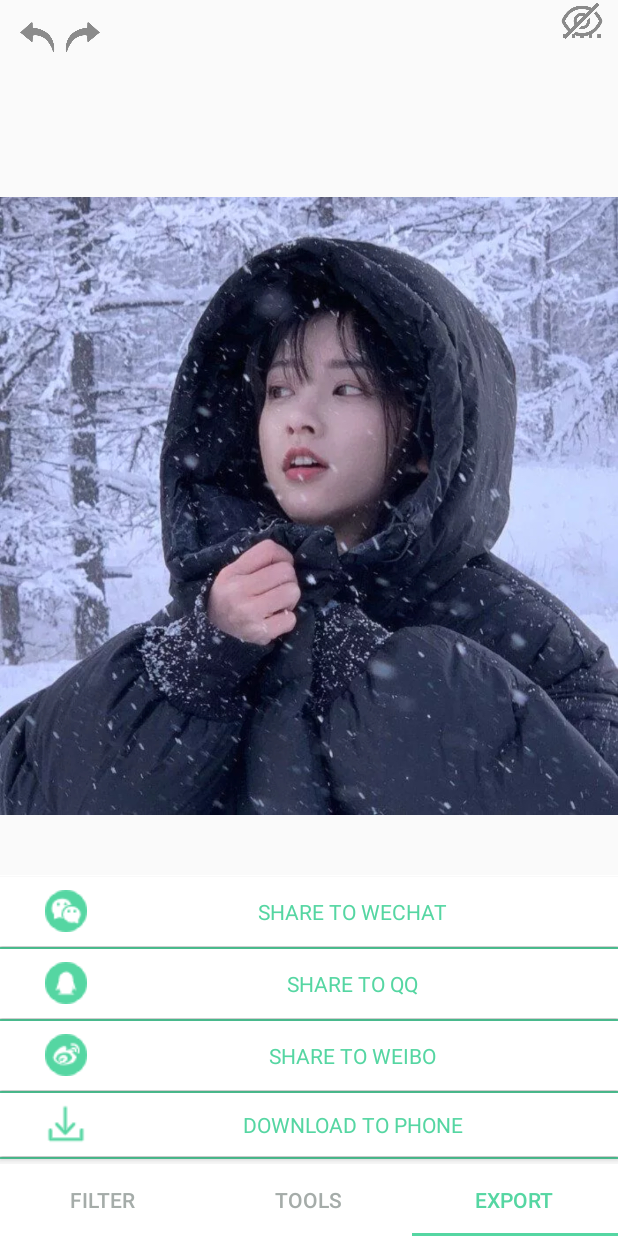
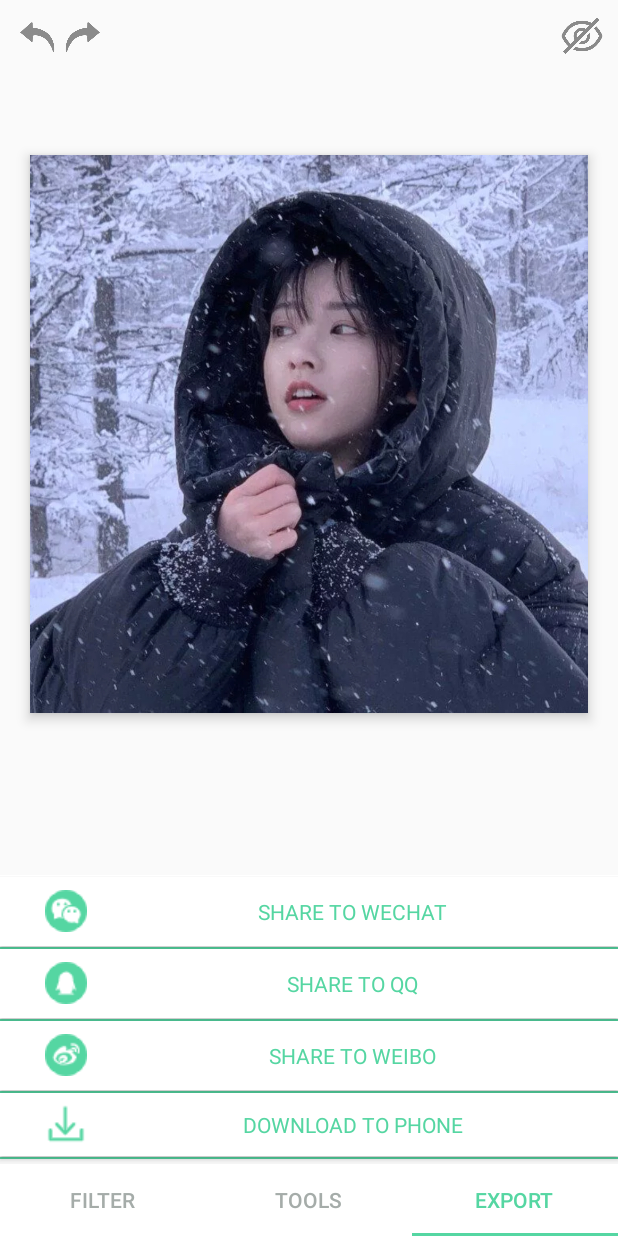
Before and after one commit to DkiJing/PhotoMaster, an Android app: the photoEdit screen opened directly, with no data from a screen before it, item 3 of the bottom bar chosen, on a phone screen of 412 x 824 dp. Run offline under Robolectric (Android 15) with nearby library versions, the phone set to English and light mode, and no system bars; libraries missing offline, so code that uses them is left out: com.yalantis.ucrop, com.zomato.photofilters; pictures from the network do not load; 16 statements that could not run were skipped.

Commit message:
add crop function and adjust the imageview, change the visible button location

```diff
--- a/app/src/main/AndroidManifest.xml
+++ b/app/src/main/AndroidManifest.xml
@@ -3,6 +3,7 @@
     package="com.example.photomaster">
     <uses-permission android:name="android.permission.READ_EXTERNAL_STORAGE" />
     <uses-permission android:name="android.permission.WRITE_EXTERNAL_STORAGE" />
+
     <uses-permission android:name="android.permission.CAMERA" />
     <uses-feature android:name="android.hardware.camera" />
     <uses-feature android:name="android.hardware.camera.autofocus" />
--- a/app/src/main/java/com/example/photomaster/photoEdit.kt
+++ b/app/src/main/java/com/example/photomaster/photoEdit.kt
@@ -1,11 +1,12 @@
 package com.example.photomaster
 
-import android.Manifest
+import android.app.Activity
 import android.content.Intent
-import android.content.pm.PackageManager
-import android.graphics.*
+import android.graphics.Bitmap
+import android.graphics.BitmapFactory
 import android.net.Uri
 import android.os.Bundle
+import android.os.Environment
 import android.provider.MediaStore
 import android.util.DisplayMetrics
 import android.util.Log
@@ -13,31 +14,22 @@ import android.view.View
 import android.widget.Toast
 import androidx.annotation.WorkerThread
 import androidx.appcompat.app.AppCompatActivity
-import androidx.core.app.ActivityCompat
-import androidx.core.content.ContextCompat
 import androidx.core.graphics.drawable.toBitmap
 import androidx.viewpager.widget.ViewPager
 import com.example.photomaster.filters.FilterListFragmentListener
-import com.example.photomaster.tune.TuneImageFragmentListener
 import com.example.photomaster.util.AssetsUtil
-import com.example.photomaster.util.BitmapUtils
-import com.example.photomaster.view.VariedGestureController
 import com.google.android.material.dialog.MaterialAlertDialogBuilder
 import com.google.android.material.tabs.TabLayout
 import com.yalantis.ucrop.UCrop
 import com.zomato.photofilters.imageprocessors.Filter
-import com.zomato.photofilters.imageprocessors.subfilters.BrightnessSubFilter
-import com.zomato.photofilters.imageprocessors.subfilters.ContrastSubFilter
-import com.zomato.photofilters.imageprocessors.subfilters.SaturationSubfilter
 import kotlinx.android.synthetic.main.activity_photo_edit.*
-import java.io.File
 import java.io.FileInputStream
-import java.io.FileOutputStream
 import java.io.IOException
 import java.nio.MappedByteBuffer
 import java.nio.channels.FileChannel
 
-class photoEdit : AppCompatActivity(), FilterListFragmentListener, TuneImageFragmentListener {
+
+class photoEdit : AppCompatActivity(), FilterListFragmentListener {
     companion object {
         init {
             System.loadLibrary("SuperResolution")
@@ -49,9 +41,7 @@ class photoEdit : AppCompatActivity(), FilterListFragmentListener, TuneImageFrag
     private lateinit var filteredFragment: filterFragment
     private lateinit var toolsFragment: toolsFragment
     private lateinit var exportFragment: exportFragment
-    var tuneBrightnessFragment = tuneImageFragment()
-    var tuneContrastFragment = tuneImageFragment()
-    var tuneSaturationFragment = tuneImageFragment()
+
 
     lateinit var picture: Bitmap
     lateinit var filteredPicture: Bitmap
@@ -59,27 +49,19 @@ class photoEdit : AppCompatActivity(), FilterListFragmentListener, TuneImageFrag
 
     lateinit var cropPicture: Bitmap
 
-    // modified image values
-    private var brightnessFinal = 0
-    private var saturationFinal = 1.0f
-    private var contrastFinal = 1.0f
-
     var bundle: Bundle? = null
     private var useGPU = true
     private var superResolutionNativeHandle: Long = 0
     private lateinit var model: MappedByteBuffer
     private lateinit var path: Uri
+    private lateinit var clipPath: Uri
+
     private val MODEL_NAME = "ESRGAN.tflite"
     private val LR_IMAGE_HEIGHT = 50
     private val LR_IMAGE_WIDTH = 50
     private val UPSCALE_FACTOR = 4
     private val SR_IMAGE_HEIGHT = LR_IMAGE_HEIGHT * UPSCALE_FACTOR
     private val SR_IMAGE_WIDTH = LR_IMAGE_WIDTH * UPSCALE_FACTOR
-
-    //text
-    private var mVariedGestureController: VariedGestureController? = null
-    private var mAngle = 0
-    lateinit var mBitmap: Bitmap
 
     override fun onCreate(savedInstanceState: Bundle?) {
         super.onCreate(savedInstanceState)
@@ -91,66 +73,15 @@ class photoEdit : AppCompatActivity(), FilterListFragmentListener, TuneImageFrag
         // It is used to join TabLayout with ViewPager.
         tabLayout.setupWithViewPager(viewPager)
 
-        //textEdit
-        viewPager.setOnPageChangeListener(object : ViewPager.OnPageChangeListener {
-            override fun onPageScrollStateChanged(state: Int) {
-            }
-
-            override fun onPageScrolled(
-                position: Int,
-                positionOffset: Float,
-                positionOffsetPixels: Int
-            ) {
-            }
-
-            override fun onPageSelected(position: Int) {
-                Log.e("ViewPager", "position is $position")
-                //判断滑动后选择的页面设置相应的RadioButton被选中
-                if (position == 0 || position == 2) {
-                    resultPicture = BitmapUtils.captureView(root);
-                    editImg.setImageBitmap(resultPicture);
-                    custom.setBitmap(mBitmap);
-                }
-            }
-        })
-        //TextEdit
-
         // load image from camera or album
         bundle = intent.extras
         path = bundle?.get("imgUri") as Uri
         editImg.setImageURI(path)
-        // initialize bitmaps
         picture = editImg.drawable.toBitmap()
-        filteredPicture = picture.copy(Bitmap.Config.ARGB_8888, true)
         resultPicture = picture.copy(Bitmap.Config.ARGB_8888, true)
-
-        //text
-        mBitmap = BitmapFactory.decodeResource(resources, R.drawable.trans_bg)
-            .copy(Bitmap.Config.ARGB_8888, true);
-
-        mVariedGestureController = VariedGestureController(this, custom)
-        mVariedGestureController!!.setVariedListener(object :
-            VariedGestureController.VariedListener {
-            override fun onScale(scaleX: Float, scaleY: Float) {
-                custom.setScale(scaleX, scaleY)
-            }
-
-            override fun onAngle(angle: Int) {
-                custom.setAngle(mAngle + angle)
-            }
-
-            override fun onAngleEnd(angle: Int) {
-                mAngle = mAngle + angle;
-            }
-
-            override fun onShift(horShift: Float, verShift: Float) {
-                custom.setShift(horShift, verShift)
-            }
-        })
     }
 
     override fun onFilterSelected(filter: Filter) {
-        resetControls()
         filteredPicture = picture.copy(Bitmap.Config.ARGB_8888, true)
         resultPicture = filter.processFilter(filteredPicture)
         editImg.setImageBitmap(resultPicture)
@@ -204,7 +135,7 @@ class photoEdit : AppCompatActivity(), FilterListFragmentListener, TuneImageFrag
         val displayMetrics = DisplayMetrics()
         windowManager.defaultDisplay.getMetrics(displayMetrics)
         val scaledWidth = displayMetrics.widthPixels
-        val scaledHeight = scaledWidth
+        val scaledHeight = SR_IMAGE_HEIGHT * (scaledWidth / SR_IMAGE_WIDTH)
         resultPicture = Bitmap.createScaledBitmap(srImgBitmap, scaledWidth, scaledHeight, true)
 
         // Set the enhanced and scaled image to the image view.
@@ -267,10 +198,32 @@ class photoEdit : AppCompatActivity(), FilterListFragmentListener, TuneImageFrag
     }
 
     //photo crop
-    fun startCrop(){
-        print("startcrop")
+//    override fun onActivityResult(requestCode: Int, resultCode: Int, data: Intent?) {
+//        System.out.println("onActivityResult()")
+//        super.onActivityResult(requestCode, resultCode, data)
+//        if(resultCode == Activity.RESULT_OK && requestCode == UCrop.REQUEST_CROP){
+//            val resultUri = UCrop.getOutput(data!!)
+//
+//        } else if (resultCode == UCrop.RESULT_ERROR) {
+//            val cropError = UCrop.getError(data!!)
+//        }
+//
+//    }
 
-        //处理后图片的uri,此时cropPicture = null
+    fun startCrop(view: View?){
+        System.out.println("startcrop()")
+        //val destinationUri = Uri.fromFile(File(externalCacheDir, "uCrop.jpg"))
+        val resulturi = Uri.parse(
+                MediaStore.Images.Media.insertImage(
+                        contentResolver,
+                        resultPicture,
+                        null,
+                        null
+                )
+        )
+        cropPicture = resultPicture.copy(Bitmap.Config.ARGB_8888, true)
+        //cropPicture = resultPicture
+        //处理后图片的uri
         val cropUri = Uri.parse(
             MediaStore.Images.Media.insertImage(
                 contentResolver,
@@ -279,238 +232,66 @@ class photoEdit : AppCompatActivity(), FilterListFragmentListener, TuneImageFrag
                 null
             )
         )
+        Log.d("TAG", cropUri.toString())
         //uCrop setting
-        val uCrop = UCrop.of( path, cropUri)
+        val uCrop = UCrop.of(resulturi, cropUri)//裁剪前的uri，裁剪后的uri
         val options = UCrop.Options()
-        resultPicture = MediaStore.Images.Media.getBitmap(this.contentResolver, cropUri)
+        options.setFreeStyleCropEnabled(true)
+        cropPicture = MediaStore.Images.Media.getBitmap(this.contentResolver, cropUri)
+        resultPicture = cropPicture.copy(Bitmap.Config.ARGB_8888, true)
+        editImg.setImageBitmap(resultPicture)
+        //resultPicture = MediaStore.Images.Media.getBitmap(this.contentResolver, cropUri
+        uCrop.withOptions(options)
+        uCrop?.start(this)
     }
 
-    /*
+     fun photoClip(view: View?) {
+        // 调用系统中自带的图片剪裁
+        val intent = Intent("com.android.camera.action.CROP")
+        intent.flags = Intent.FLAG_GRANT_READ_URI_PERMISSION or Intent.FLAG_GRANT_WRITE_URI_PERMISSION
+        intent.setDataAndType(path, "image/*")
+        clipPath = Uri.parse("file://" + "/" + Environment.getExternalStorageDirectory().getPath() + "/" + System.currentTimeMillis() + ".jpg")
+        //intent.putExtra(MediaStore.EXTRA_OUTPUT, clipPath)
+        intent.putExtra("return-data", false)
+         intent.putExtra("output", clipPath);
+        intent.putExtra("outputFormat", Bitmap.CompressFormat.JPEG.toString());
+        intent.putExtra("noFaceDetection", true);
+        // 下面这个crop=true是设置在开启的Intent中设置显示的VIEW可裁剪
+        intent.putExtra("crop", "true")
+        //直接返回bitmaps
+        startActivityForResult(intent, 2)
+    }
 
-fun textClick(v: View) {
-    val textEditorDialogFragment = TextEditorDialogFragment.show(this)
-    textEditorDialogFragment.setOnTextEditorListener { inputText, colorCode ->
-        val resultBitmap = Bitmap.createBitmap(picture.width, picture.height, picture.config)
-        val canvas = Canvas(resultBitmap)
-
-        val scale = v.context.resources.displayMetrics.density
-        var paint = Paint(Paint.ANTI_ALIAS_FLAG);
-        // text color
-        paint.setColor(colorCode)
-        // text size in pixels
-        paint.setTextSize(30.0f * scale)
-        // text shadow
-        paint.setShadowLayer(1f, 0f, 1f, colorCode)
-        // draw text to the Canvas center
-        var bounds = Rect()
-        paint.getTextBounds(inputText, 0, inputText.length, bounds)
-        canvas.drawBitmap(picture, 0f, 0f, null)
-        var x = (resultBitmap.getWidth() - bounds.width())/6;
-        var y = (resultBitmap.getHeight() + bounds.height())/5;
-        canvas.drawText(
-                inputText,
-                x * scale,
-                y * scale,
-                paint
-        )
-
-        editImg.setImageBitmap(resultBitmap)
+    override fun onActivityResult(requestCode: Int, resultCode: Int, data: Intent?) {
+        Log.d("RST", resultCode.toString())
+        super.onActivityResult(requestCode, resultCode, data)
+        if (resultCode == Activity.RESULT_OK){
+            //val bitmap = decodeUriAsBitmap(imageUri)
+            Log.d("CLIP", clipPath.toString())
+            resultPicture = decodeUriAsBitmap(clipPath)
+            editImg.setImageBitmap(resultPicture)
+        }
+//        var photoPath: String
+//        if(resultCode == Activity.RESULT_OK && requestCode == 2){
+//            val bundle = intent!!.extras
+//            Log.d("BUN", intent.extras.toString())
+//            if (bundle != null) {
+//                Log.d("Bun","bundle is not null")
+//                //在这里获得了剪裁后的Bitmap对象，可以用于上传
+//                val image = bundle.getParcelable<Bitmap>("outputFormat")
+//                Log.d("IMG", image.toString())
+//                if (image != null) {
+//                    Log.d("Tag","image is not null")
+//                    resultPicture = image.copy(Bitmap.Config.ARGB_8888, true)
+//                }
+//                editImg.setImageBitmap(resultPicture)
+//            }
+//        }
     }
-}
-
-fun rotateClick(v: View) {
-//        dir = (dir - 90) % 360
-    dir = -90
-    val resultBitmap = convert(picture, dir)
-    if (resultBitmap != null) {
-        picture = resultBitmap
-        editImg.setImageBitmap(resultBitmap)
+    fun decodeUriAsBitmap(uri: Uri):Bitmap {
+        val bitmap = BitmapFactory.decodeStream(getContentResolver().openInputStream(uri))
+        return bitmap
     }
-}
-
-private fun convert(a: Bitmap, orientationDegree: Int): Bitmap? {
-    val w = a.width
-    val h = a.height
-    val newb = Bitmap.createBitmap(w, h, Bitmap.Config.ARGB_8888) // 创建一个新的和SRC长度宽度一样的位图
-    val cv = Canvas(newb)
-    val m = Matrix()
-    m.postRotate((dir).toFloat()) //旋转-90度
-    val new2 = Bitmap.createBitmap(a, 0, 0, w, h, m, true)
-    cv.drawBitmap(new2, Rect(0, 0, new2.width, new2.height), Rect(0, 0, w, h), null)
-    return newb
-}
- */
 
 
-
-    fun textClick(v: View) {
-        val textEditorDialogFragment = TextEditorDialogFragment.show(this)
-        textEditorDialogFragment.setOnTextEditorListener { inputText, colorCode ->
-//            val resultBitmap = Bitmap.createBitmap(picture.width, picture.height, picture.config)
-            val resultBitmap = Bitmap.createBitmap(mBitmap.width, mBitmap.height, mBitmap.config)
-            val canvas = Canvas(resultBitmap)
-
-            val scale = v.context.resources.displayMetrics.density
-            var paint = Paint(Paint.ANTI_ALIAS_FLAG);
-            // text color
-            paint.setColor(colorCode)
-            // text size in pixels
-            paint.setTextSize(30.0f * scale)
-            // text shadow
-            paint.setShadowLayer(1f, 0f, 1f, colorCode)
-            // draw text to the Canvas center
-            var bounds = Rect()
-            paint.getTextBounds(inputText, 0, inputText.length, bounds)
-            canvas.drawBitmap(mBitmap, 0f, 0f, null)
-            var x = (resultBitmap.width - bounds.width()) / 7;
-            var y = (resultBitmap.height + bounds.height()) / 4;
-            canvas.drawText(
-                inputText,
-                x * scale,
-                y * scale,
-                paint
-            )
-
-            custom.setBitmap(resultBitmap);
-//            custom.setImageBitmap(resultBitmap)
-//            text.setText(inputText)
-//            text.setTextColor(colorCode)
-        }
-    }
-
-    fun rotateClick(v: View) {
-//        dir = (dir - 90) % 360
-        var dir = -90
-        val resultBitmap = convert(resultPicture, dir)
-
-        if (resultBitmap != null) {
-            resultPicture = resultBitmap
-            editImg.setImageBitmap(resultBitmap)
-        }
-    }
-
-    private fun convert(a: Bitmap, orientationDegree: Int): Bitmap? {
-        val w = a.width
-        val h = a.height
-        val newb = Bitmap.createBitmap(w, h, Bitmap.Config.ARGB_8888) // 创建一个新的和SRC长度宽度一样的位图
-        val cv = Canvas(newb)
-        val m = Matrix()
-        m.postRotate((orientationDegree).toFloat()) //旋转-90度
-        val new2 = Bitmap.createBitmap(a, 0, 0, w, h, m, true)
-        cv.drawBitmap(new2, Rect(0, 0, new2.width, new2.height), Rect(0, 0, w, h), null)
-        return newb
-    }
-
-    fun tuneBrightness(view: View) {
-        // set brightness attribute
-        tuneBrightnessFragment.setTuneType("Brightness")
-        tuneBrightnessFragment.setListener(this)
-        supportFragmentManager.beginTransaction()
-            .replace(R.id.tuneView, tuneBrightnessFragment)
-            .commit()
-    }
-
-    fun tuneContrast(view: View) {
-        // set contrast attribute
-        tuneContrastFragment.setTuneType("Contrast")
-        tuneContrastFragment.setListener(this)
-        supportFragmentManager.beginTransaction()
-            .replace(R.id.tuneView, tuneContrastFragment)
-            .commit()
-    }
-    fun tuneSaturation(view: View) {
-        // set saturation attribute
-        tuneSaturationFragment.setTuneType("Saturation")
-        tuneSaturationFragment.setListener(this)
-        supportFragmentManager.beginTransaction()
-            .replace(R.id.tuneView, tuneSaturationFragment)
-            .commit()
-    }
-
-    private fun resetControls() {
-        editImg.setImageBitmap(picture)
-        resultPicture = picture.copy(Bitmap.Config.ARGB_8888, true)
-        // remove fragment
-        supportFragmentManager.beginTransaction()
-                .remove(tuneBrightnessFragment)
-                .commit()
-        supportFragmentManager.beginTransaction()
-                .remove(tuneContrastFragment)
-                .commit()
-        supportFragmentManager.beginTransaction()
-                .remove(tuneSaturationFragment)
-                .commit()
-
-        // Reset fragment by recreate the object
-        tuneBrightnessFragment = tuneImageFragment()
-        tuneBrightnessFragment.setTuneType("Brightness")
-        tuneContrastFragment = tuneImageFragment()
-        tuneBrightnessFragment.setTuneType("Contrast")
-        tuneSaturationFragment = tuneImageFragment()
-        tuneBrightnessFragment.setTuneType("Saturation")
-    }
-
-    fun reset(view: View) {
-        resetControls()
-    }
-
-    override fun onBrightnessChanged(brightness: Int) {
-        brightnessFinal = brightness
-    }
-
-    override fun onContrastChanged(contrast: Float) {
-        contrastFinal = contrast
-    }
-
-    override fun onSaturationChanged(saturation: Float) {
-        saturationFinal = saturation
-    }
-
-    override fun onTuneStarted() {
-    }
-
-    override fun onTuneCompleted() {
-        val tuneFilter = Filter()
-        tuneFilter.addSubFilter(BrightnessSubFilter(brightnessFinal))
-        tuneFilter.addSubFilter(ContrastSubFilter(contrastFinal))
-        tuneFilter.addSubFilter(SaturationSubfilter(saturationFinal))
-        filteredPicture = picture.copy(Bitmap.Config.ARGB_8888, true)
-        resultPicture = tuneFilter.processFilter(filteredPicture)
-        editImg.setImageBitmap(resultPicture)
-    }
-
-    fun saveImage(v: View) {
-        if(ContextCompat.checkSelfPermission(this, Manifest.permission.WRITE_EXTERNAL_STORAGE)
-            != PackageManager.PERMISSION_GRANTED) {
-            ActivityCompat.requestPermissions(
-                this,
-                arrayOf(Manifest.permission.WRITE_EXTERNAL_STORAGE),
-                MainActivity.REQUEST_CODE
-            )
-        } else {
-            val name = "photoMaster-" + System.currentTimeMillis() + ".JPEG"
-            val dir = "/storage/emulated/0/Pictures/"
-            val file = File(dir)
-            if (!file.exists()) {
-                file.mkdirs();
-            }
-            val mFile = File(dir + name)
-            var out : FileOutputStream? = null
-            try {
-                out = FileOutputStream(mFile, false)
-                resultPicture.compress(Bitmap.CompressFormat.JPEG, 100, out)
-                out.flush()
-                val uri = Uri.fromFile(mFile)
-                v.context.sendBroadcast(Intent(Intent.ACTION_MEDIA_SCANNER_SCAN_FILE, uri));
-                Toast.makeText(v.context, "save success!", Toast.LENGTH_SHORT).show()
-            } catch (e: Exception) {
-                Toast.makeText(v.context, "save failed!", Toast.LENGTH_SHORT).show()
-            } finally {
-                if (out != null) {
-                    out.close()
-                }
-            }
-
-        }
-    }
 }
--- a/app/src/main/res/layout/activity_photo_edit.xml
+++ b/app/src/main/res/layout/activity_photo_edit.xml
@@ -32,69 +32,50 @@
     </ImageButton>
     <!--更多按钮-->
     <ImageButton
-        android:id="@+id/moreBtn"
+        android:id="@+id/seeBtn"
         android:layout_width="28dp"
         android:layout_height="28dp"
         app:layout_constraintTop_toTopOf="parent"
         app:layout_constraintRight_toRightOf="parent"
         android:layout_marginTop="10dp"
         android:layout_marginRight="10dp"
-        android:background="@drawable/more_setting"
+        android:background="@drawable/see_setting"
         android:scaleType="fitXY"
         >
     </ImageButton>
 
-    <RelativeLayout
-        android:id="@+id/root"
-        android:layout_width="wrap_content"
+
+    <ImageView
+        android:id="@+id/editImg"
+        android:layout_width="match_parent"
         android:layout_height="wrap_content"
-        android:layout_marginBottom="200dp"
         android:background="@color/white"
-        android:layout_marginTop="50dp"
+        android:elevation="5dp"
+        android:src="@drawable/imgsample"
+        android:scaleType="fitXY"
+        app:layout_constraintTop_toTopOf="parent"
         app:layout_constraintBottom_toBottomOf="parent"
         app:layout_constraintLeft_toLeftOf="parent"
         app:layout_constraintRight_toRightOf="parent"
-        app:layout_constraintTop_toTopOf="parent">
-        <!--需要编辑的图片-->
-        <ImageView
-            android:id="@+id/editImg"
-            android:layout_width="match_parent"
-            android:layout_height="wrap_content"
-            android:scaleType="fitXY"
-            android:adjustViewBounds="true"
-            android:background="@color/grey"
-            android:layout_centerInParent="true"
-            android:src="@drawable/imgsample"
-            app:layout_constraintBottom_toBottomOf="parent"
-            app:layout_constraintLeft_toLeftOf="parent"
-            app:layout_constraintRight_toRightOf="parent"
-            app:layout_constraintTop_toTopOf="parent">
-        </ImageView>
-
-        <com.example.photomaster.view.CustomDrawView
-            android:id="@+id/custom"
-            android:layout_width="match_parent"
-            android:layout_height="match_parent"
-            android:layout_alignBottom="@+id/editImg"
-            android:layout_marginBottom="-160dp"
-            app:layout_constraintBottom_toBottomOf="parent"
-            app:layout_constraintLeft_toLeftOf="parent"
-            app:layout_constraintRight_toRightOf="parent"
-            app:layout_constraintTop_toTopOf="parent" />
-    </RelativeLayout>
+        android:layout_marginBottom="245dp"
+        android:layout_marginLeft="20dp"
+        android:layout_marginRight="20dp"
+        android:adjustViewBounds="true"
+        >
+    </ImageView>
 
     <!--    对比按钮-->
-    <ImageButton
-        android:id="@+id/seeBtn"
-        android:layout_width="28dp"
-        android:layout_height="28dp"
-        app:layout_constraintTop_toBottomOf="@+id/editImg"
-        app:layout_constraintRight_toRightOf="parent"
-        android:layout_marginRight="10dp"
-        android:layout_marginTop="20dp"
-        android:scaleType="fitXY"
-        android:background="@drawable/see_setting"
-        />
+<!--    <ImageButton-->
+<!--        android:id="@+id/seeBtn"-->
+<!--        android:layout_width="28dp"-->
+<!--        android:layout_height="28dp"-->
+<!--        app:layout_constraintTop_toBottomOf="@+id/editImg"-->
+<!--        app:layout_constraintRight_toRightOf="parent"-->
+<!--        android:layout_marginRight="10dp"-->
+<!--        android:layout_marginTop="20dp"-->
+<!--        android:scaleType="fitXY"-->
+<!--        android:background="@drawable/see_setting"-->
+<!--        />-->
     <!--    底部的状态栏-->
     <com.google.android.material.appbar.AppBarLayout
         android:id="@+id/appbar"
@@ -119,6 +100,8 @@
             app:tabMode="fixed"/>
         >
     </com.google.android.material.appbar.AppBarLayout>
+
+
     <androidx.viewpager.widget.ViewPager
         android:translationZ="9dp"
         android:id="@+id/tab_viewpager"
@@ -129,15 +112,5 @@
         app:layout_behavior="@string/appbar_scrolling_view_behavior"
         >
     </androidx.viewpager.widget.ViewPager>
-    <FrameLayout
-        android:id="@+id/tuneView"
-        android:layout_width="wrap_content"
-        android:layout_height="100dp"
-        android:layout_alignParentEnd="true"
-        app:layout_constraintBottom_toTopOf="@+id/tab_viewpager"
-        app:layout_constraintEnd_toEndOf="parent"
-        app:layout_constraintStart_toStartOf="@+id/root"
-        app:layout_constraintTop_toTopOf="@+id/tab_viewpager"
-        >
-    </FrameLayout>
+
 </androidx.constraintlayout.widget.ConstraintLayout>
--- a/app/src/main/res/layout/fragment_tools.xml
+++ b/app/src/main/res/layout/fragment_tools.xml
@@ -91,6 +91,7 @@
         android:id="@+id/textBtn"
         android:onClick="textClick"
         />
+<!--    android:onClick="startCrop"-->
     <TextView
         android:layout_width="wrap_content"
         android:layout_height="wrap_content"
@@ -113,6 +114,7 @@
         app:layout_constraintLeft_toLeftOf="@id/textBtn"
         app:layout_constraintRight_toRightOf="@id/brightBtn"
         android:id="@+id/cropBtn"
+        android:onClick="photoClip"
         />
     <TextView
         android:layout_width="wrap_content"
```
